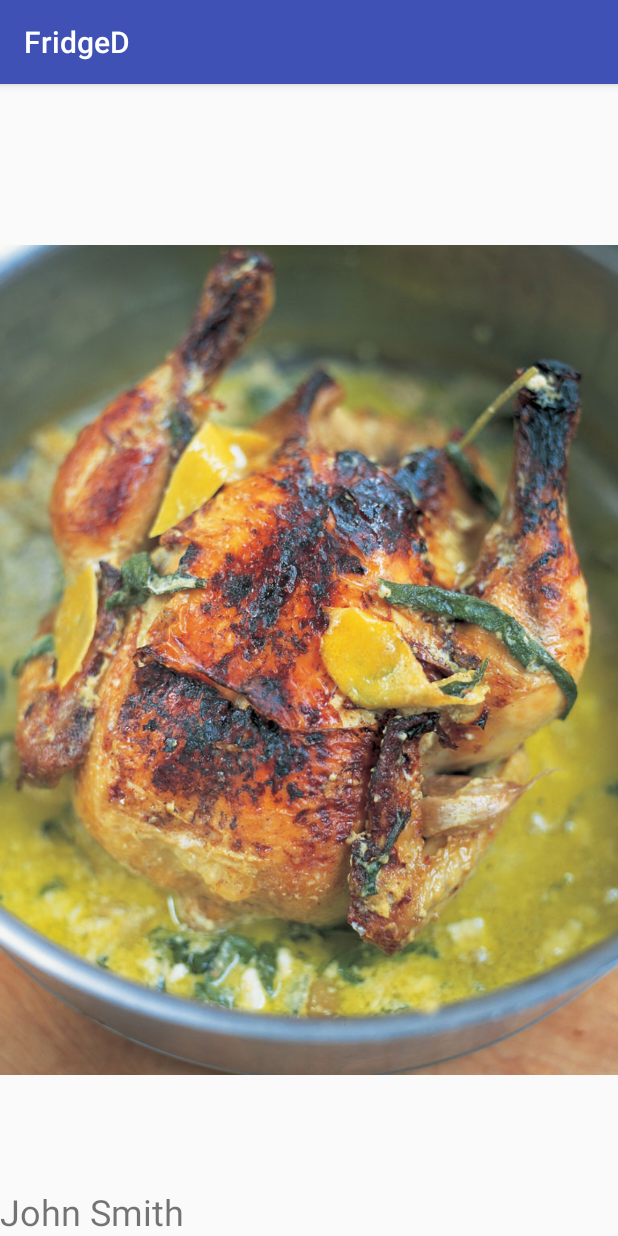
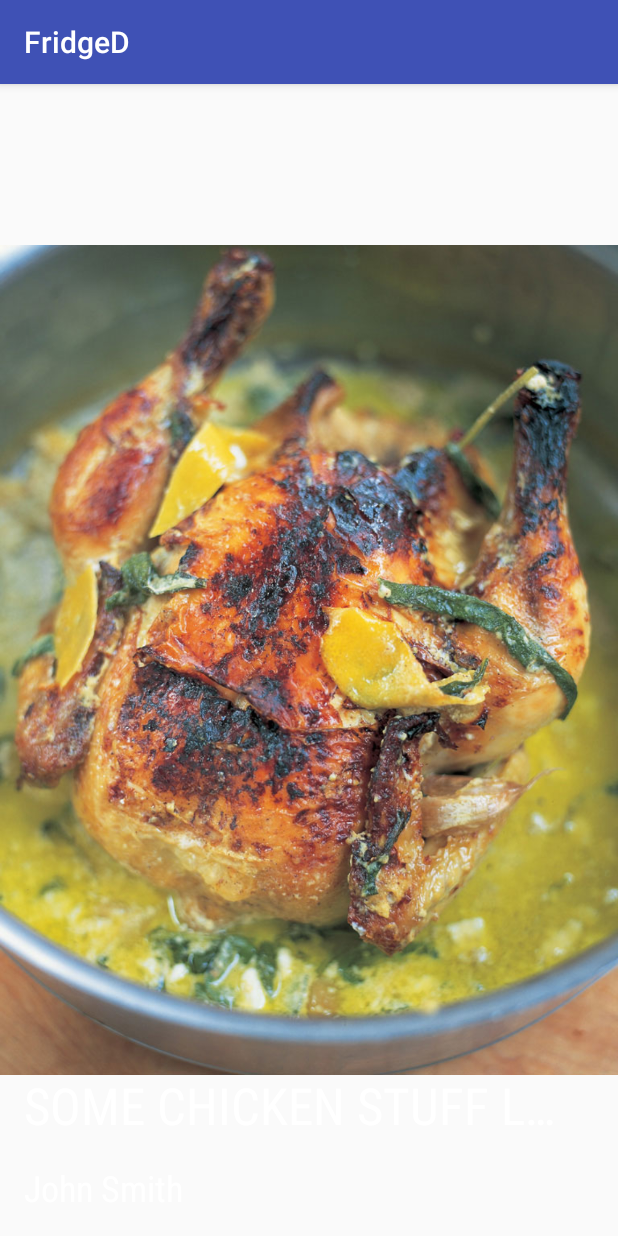
Before and after one commit to DevinSova/FridgeD, an Android app: the fragment RecipeDisplay shown on its own in the app's theme, on a phone screen of 412 x 824 dp. Run offline under Robolectric (Android 15) with nearby library versions, the phone set to English and light mode, and no system bars; 3 statements that could not run were skipped.

Commit message:
Did quite a bit of work.

```diff
--- a/app/src/main/AndroidManifest.xml
+++ b/app/src/main/AndroidManifest.xml
@@ -20,6 +20,7 @@
                 <category android:name="android.intent.category.LAUNCHER" />
             </intent-filter>
         </activity>
+        <activity android:name=".RecipeActivity"></activity>
     </application>
 
 </manifest>
--- a/app/src/main/java/hackers/purdue/firstbusinesscompany/fridged/API.java
+++ b/app/src/main/java/hackers/purdue/firstbusinesscompany/fridged/API.java
@@ -48,7 +48,7 @@ public class API {
                     Recipe recipeToAdd = new Recipe();
                     recipeToAdd.setPublisher(recipe.getString("publisher"));
                     recipeToAdd.setTitle(recipe.getString("title"));
-                    recipeToAdd.setUrl(new URL(recipe.getString("source_url")));
+                    recipeToAdd.setUrl(recipe.getString("source_url"));
                     recipeToAdd.setSocialRank(recipe.getDouble("social_rank"));
                     Bitmap bitmap = BitmapFactory.decodeStream((InputStream)new URL(
                             recipe.getString("image_url")).getContent());
--- a/app/src/main/java/hackers/purdue/firstbusinesscompany/fridged/RecipeDisplay.java
+++ b/app/src/main/java/hackers/purdue/firstbusinesscompany/fridged/RecipeDisplay.java
@@ -1,11 +1,15 @@
 package hackers.purdue.firstbusinesscompany.fridged;
 
 
+import android.content.Intent;
+import android.net.Uri;
 import android.os.Bundle;
 import android.support.v4.app.Fragment;
 import android.view.LayoutInflater;
 import android.view.View;
 import android.view.ViewGroup;
+import android.widget.ImageView;
+import android.widget.TextView;
 
 
 /**
@@ -13,17 +17,44 @@ import android.view.ViewGroup;
  */
 public class RecipeDisplay extends Fragment {
 
+    ImageView image;
+    TextView title;
+    TextView publisher;
+    Recipe recipe;
+
 
     public RecipeDisplay() {
         // Required empty public constructor
     }
 
+    public void setRecipe(Recipe recipe) {
+        this.recipe = recipe;
+    }
+
+    public Recipe getRecipe() {
+        return this.recipe;
+    }
 
     @Override
     public View onCreateView(LayoutInflater inflater, ViewGroup container,
                              Bundle savedInstanceState) {
         // Inflate the layout for this fragment
-        return inflater.inflate(R.layout.fragment_recipe_display, container, false);
+        View view = inflater.inflate(R.layout.fragment_recipe_display, container, false);
+
+        image = (ImageView) view.findViewById(R.id.image);
+        title = (TextView) view.findViewById(R.id.title);
+        publisher = (TextView) view.findViewById(R.id.publisher);
+
+        image.setImageBitmap(recipe.getImage());
+        title.setText(recipe.getTitle());
+        publisher.setText(recipe.getPublisher());
+
+        return view;
+    }
+
+    public void onClick(View v) {
+        Intent browserIntent = new Intent(Intent.ACTION_VIEW, Uri.parse(recipe.getUrl()));
+        startActivity(browserIntent);
     }
 
 }
--- a/app/src/main/res/layout/fragment_recipe_display.xml
+++ b/app/src/main/res/layout/fragment_recipe_display.xml
@@ -19,13 +19,26 @@
         android:text="John Smith"
         android:layout_alignParentBottom="true"
         android:layout_alignParentStart="true"
+        android:layout_margin="@dimen/activity_horizontal_margin"
         android:textSize="@dimen/headline"
+        android:textColor="#FFFFFF"
+        android:fontFamily="sans-serif-condensed"
         />
 
     <TextView
         android:layout_width="wrap_content"
         android:layout_height="wrap_content"
-
+        android:id="@+id/title"
+        android:layout_above="@+id/publisher"
+        android:textAllCaps="true"
+        android:textSize="@dimen/display1"
+        android:text="Some Chicken stuff lol"
+        android:ellipsize="end"
+        android:singleLine="true"
+        android:layout_marginStart="@dimen/activity_horizontal_margin"
+        android:layout_marginEnd="32dp"
+        android:fontFamily="sans-serif-condensed"
+        android:textColor="#FFFFFF"
         />
 
 </RelativeLayout>
--- a/app/src/main/res/values/dimens.xml
+++ b/app/src/main/res/values/dimens.xml
@@ -4,5 +4,6 @@
     <dimen name="activity_vertical_margin">16dp</dimen>
     <dimen name="fab_margin">16dp</dimen>
     <dimen name="display2">45dp</dimen>
+    <dimen name="display1">34dp</dimen>
     <dimen name="headline">24dp</dimen>
 </resources>
```
Also changed, not shown: app/src/main/java/hackers/purdue/firstbusinesscompany/fridged/Recipe.java (+8 -4 lines), app/src/main/java/hackers/purdue/firstbusinesscompany/fridged/RecipeActivity.java (added, +13 -0 lines), app/src/main/res/layout/activity_recipe.xml (added, +17 -0 lines).
